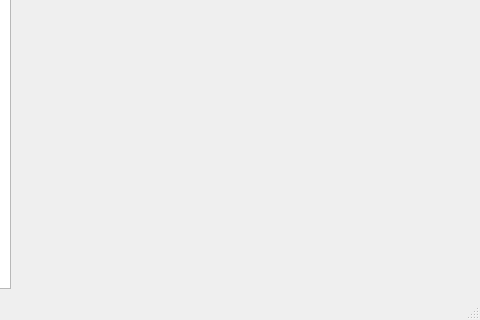
Above: UI files/UI1.ui from YudinArtem1008/PyQt5_message_project before the change; both pictures show x 320 to 800 and y 292 to 612 of the 800 by 612 pixel window. Below: the same form after it.
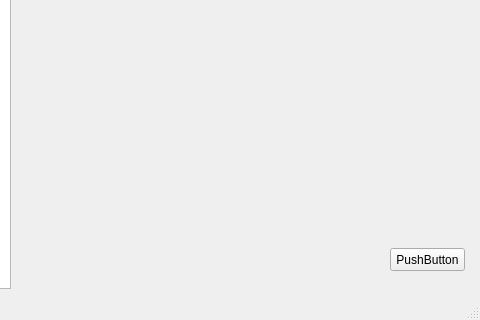
That is the form after the change.

Commit message: Work with themes has been continued

Diff of the .ui file:
```diff
--- a/UI files/UI1.ui
+++ b/UI files/UI1.ui
@@ -85,6 +85,19 @@
      <string>TextLabel</string>
     </property>
    </widget>
+   <widget class="QPushButton" name="theme_button">
+    <property name="geometry">
+     <rect>
+      <x>710</x>
+      <y>540</y>
+      <width>75</width>
+      <height>23</height>
+     </rect>
+    </property>
+    <property name="text">
+     <string>PushButton</string>
+    </property>
+   </widget>
   </widget>
   <widget class="QMenuBar" name="menubar">
    <property name="geometry">
```
The commit also changes 10 other files.
